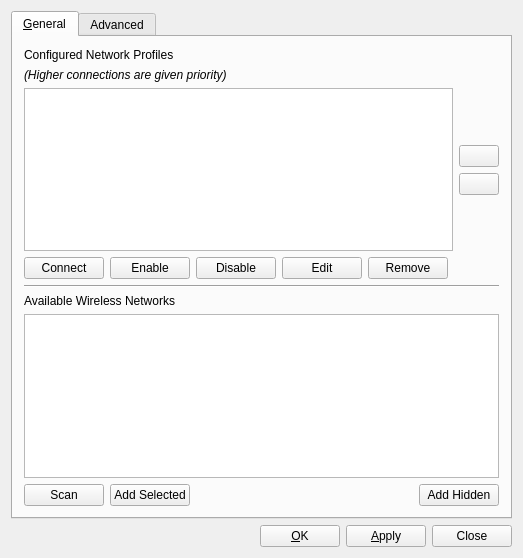
Before: the Qt Designer form src/wificonfig/wificonfigwidgetbase.ui in Peter2121/pc-networkmanager, drawn with Qt 5.
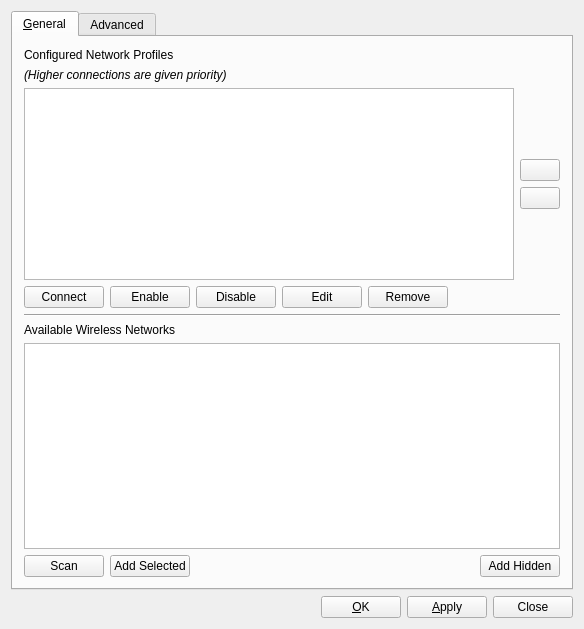
After: the same form once the commit is applied. Icons and pictures are not drawn.

```diff
--- a/src/wificonfig/wificonfigwidgetbase.ui
+++ b/src/wificonfig/wificonfigwidgetbase.ui
@@ -6,8 +6,8 @@
    <rect>
     <x>0</x>
     <y>0</y>
-    <width>523</width>
-    <height>558</height>
+    <width>584</width>
+    <height>629</height>
    </rect>
   </property>
   <property name="windowTitle">
```
Left out of the diff: 3 changed lines with no effect on the pictures.
